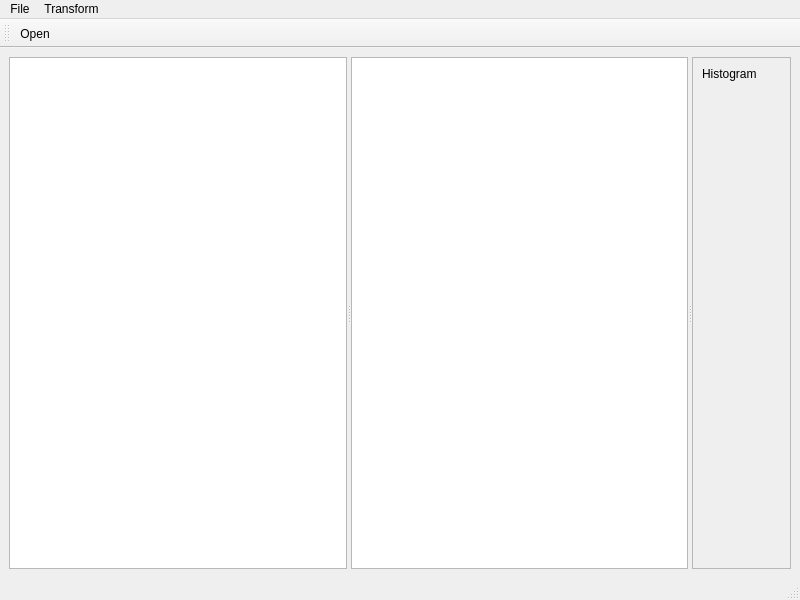
This is app/res/mainwindow.ui in Munstar/LightImage as Qt 5 draws it before an edit. The edited form follows.
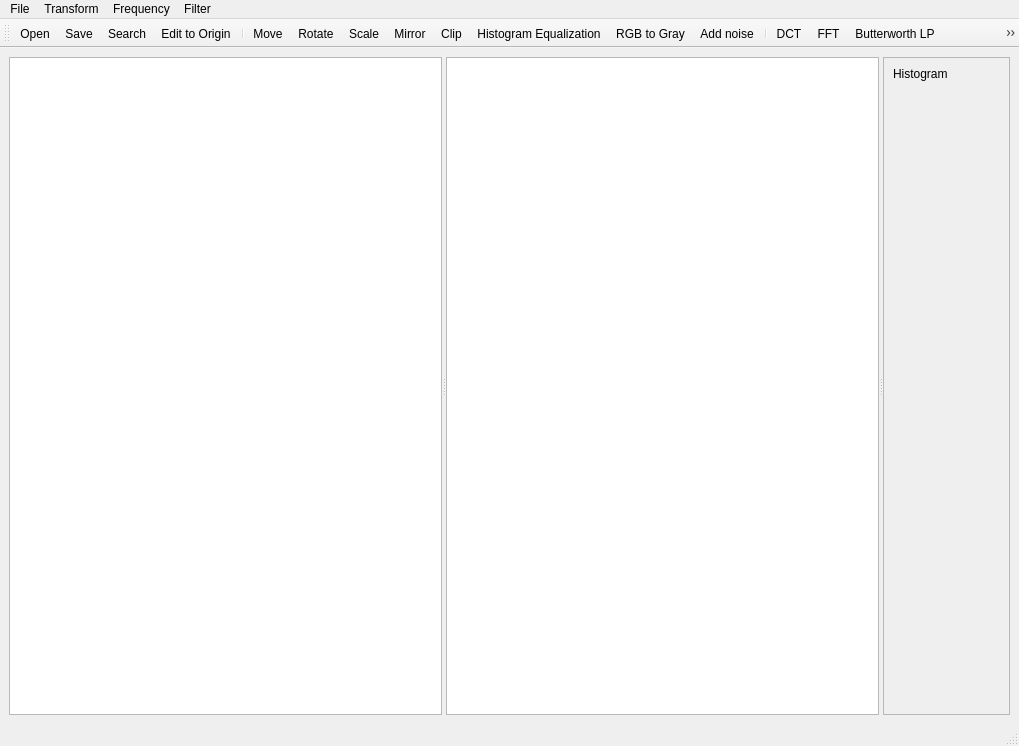
This is the edited form. Icons and pictures are not drawn.

Patch:
```diff
--- a/app/res/mainwindow.ui
+++ b/app/res/mainwindow.ui
@@ -6,8 +6,8 @@
    <rect>
     <x>0</x>
     <y>0</y>
-    <width>800</width>
-    <height>600</height>
+    <width>1019</width>
+    <height>746</height>
    </rect>
   </property>
   <property name="windowTitle">
@@ -37,8 +37,8 @@
          <rect>
           <x>0</x>
           <y>0</y>
-          <width>102</width>
-          <height>491</height>
+          <width>132</width>
+          <height>637</height>
          </rect>
         </property>
         <layout class="QVBoxLayout" name="verticalLayout_2">
@@ -100,7 +100,7 @@
     <rect>
      <x>0</x>
      <y>0</y>
-     <width>800</width>
+     <width>1019</width>
      <height>27</height>
     </rect>
    </property>
@@ -119,9 +119,35 @@
     <addaction name="actionClip"/>
     <addaction name="actionMirror"/>
     <addaction name="actionRotate"/>
+    <addaction name="separator"/>
+    <addaction name="actionAdd_noise"/>
+    <addaction name="actionRGB_to_Gray"/>
+    <addaction name="separator"/>
+    <addaction name="actionHistogram_Equ"/>
+   </widget>
+   <widget class="QMenu" name="menuFrequency">
+    <property name="title">
+     <string>Frequency</string>
+    </property>
+    <addaction name="actionDCT"/>
+    <addaction name="actionFFT"/>
+   </widget>
+   <widget class="QMenu" name="menuFilter">
+    <property name="title">
+     <string>Filter</string>
+    </property>
+    <addaction name="actionSmooth"/>
+    <addaction name="actionSharp"/>
+    <addaction name="separator"/>
+    <addaction name="actionButterworth_LP"/>
+    <addaction name="actionButterworth_HP"/>
+    <addaction name="separator"/>
+    <addaction name="actionMedian"/>
    </widget>
    <addaction name="menuFile"/>
    <addaction name="menuGeometry"/>
+   <addaction name="menuFrequency"/>
+   <addaction name="menuFilter"/>
   </widget>
   <widget class="QStatusBar" name="statusbar"/>
   <widget class="QToolBar" name="toolBar">
@@ -135,6 +161,26 @@
     <bool>false</bool>
    </attribute>
    <addaction name="actionOpen"/>
+   <addaction name="actionSave"/>
+   <addaction name="actionSearch"/>
+   <addaction name="actionEdit_to_Origin"/>
+   <addaction name="separator"/>
+   <addaction name="actionMove"/>
+   <addaction name="actionRotate"/>
+   <addaction name="actionScale"/>
+   <addaction name="actionMirror"/>
+   <addaction name="actionClip"/>
+   <addaction name="actionHistogram_Equ"/>
+   <addaction name="actionRGB_to_Gray"/>
+   <addaction name="actionAdd_noise"/>
+   <addaction name="separator"/>
+   <addaction name="actionDCT"/>
+   <addaction name="actionFFT"/>
+   <addaction name="actionButterworth_LP"/>
+   <addaction name="actionButterworth_HP"/>
+   <addaction name="actionMedian"/>
+   <addaction name="actionSmooth"/>
+   <addaction name="actionSharp"/>
   </widget>
   <action name="actionOpen">
    <property name="icon">
@@ -170,6 +216,123 @@
     <string>Rotate</string>
    </property>
   </action>
+  <action name="actionAdd_noise">
+   <property name="icon">
+    <iconset resource="lightimage.qrc">
+     <normaloff>:/icon/icon/noise.png</normaloff>:/icon/icon/noise.png</iconset>
+   </property>
+   <property name="text">
+    <string>Add noise</string>
+   </property>
+  </action>
+  <action name="actionRGB_to_Gray">
+   <property name="icon">
+    <iconset resource="lightimage.qrc">
+     <normaloff>:/icon/icon/applications-graphics.png</normaloff>:/icon/icon/applications-graphics.png</iconset>
+   </property>
+   <property name="text">
+    <string>RGB to Gray</string>
+   </property>
+  </action>
+  <action name="actionDCT">
+   <property name="icon">
+    <iconset resource="lightimage.qrc">
+     <normaloff>:/icon/icon/DCT.png</normaloff>:/icon/icon/DCT.png</iconset>
+   </property>
+   <property name="text">
+    <string>DCT</string>
+   </property>
+  </action>
+  <action name="actionFFT">
+   <property name="icon">
+    <iconset resource="lightimage.qrc">
+     <normaloff>:/icon/icon/DFT.png</normaloff>:/icon/icon/DFT.png</iconset>
+   </property>
+   <property name="text">
+    <string>FFT</string>
+   </property>
+  </action>
+  <action name="actionSave">
+   <property name="icon">
+    <iconset resource="lightimage.qrc">
+     <normaloff>:/icon/icon/document-save.png</normaloff>:/icon/icon/document-save.png</iconset>
+   </property>
+   <property name="text">
+    <string>Save</string>
+   </property>
+  </action>
+  <action name="actionSmooth">
+   <property name="icon">
+    <iconset resource="lightimage.qrc">
+     <normaloff>:/icon/icon/smooth.png</normaloff>:/icon/icon/smooth.png</iconset>
+   </property>
+   <property name="text">
+    <string>Smooth</string>
+   </property>
+  </action>
+  <action name="actionSharp">
+   <property name="icon">
+    <iconset resource="lightimage.qrc">
+     <normaloff>:/icon/icon/sharp.png</normaloff>:/icon/icon/sharp.png</iconset>
+   </property>
+   <property name="text">
+    <string>Sharp</string>
+   </property>
+  </action>
+  <action name="actionButterworth_LP">
+   <property name="icon">
+    <iconset resource="lightimage.qrc">
+     <normaloff>:/icon/icon/BL.png</normaloff>:/icon/icon/BL.png</iconset>
+   </property>
+   <property name="text">
+    <string>Butterworth LP</string>
+   </property>
+  </action>
+  <action name="actionButterworth_HP">
+   <property name="icon">
+    <iconset resource="lightimage.qrc">
+     <normaloff>:/icon/icon/BH.png</normaloff>:/icon/icon/BH.png</iconset>
+   </property>
+   <property name="text">
+    <string>Butterworth HP</string>
+   </property>
+  </action>
+  <action name="actionMedian">
+   <property name="icon">
+    <iconset resource="lightimage.qrc">
+     <normaloff>:/icon/icon/M.png</normaloff>:/icon/icon/M.png</iconset>
+   </property>
+   <property name="text">
+    <string>Median</string>
+   </property>
+  </action>
+  <action name="actionSearch">
+   <property name="icon">
+    <iconset resource="lightimage.qrc">
+     <normaloff>:/icon/icon/edit-find.png</normaloff>:/icon/icon/edit-find.png</iconset>
+   </property>
+   <property name="text">
+    <string>Search</string>
+   </property>
+  </action>
+  <action name="actionEdit_to_Origin">
+   <property name="icon">
+    <iconset resource="lightimage.qrc">
+     <normaloff>:/icon/icon/go-previous.png</normaloff>:/icon/icon/go-previous.png</iconset>
+   </property>
+   <property name="text">
+    <string>Edit to Origin</string>
+   </property>
+  </action>
+  <action name="actionHistogram_Equ">
+   <property name="icon">
+    <iconset resource="lightimage.qrc">
+     <normaloff>:/icon/icon/hist_equ.png</normaloff>:/icon/icon/hist_equ.png</iconset>
+   </property>
+   <property name="text">
+    <string>Histogram Equalization</string>
+   </property>
+  </action>
  </widget>
  <resources/>
  <connections/>
```
Left out of the diff: 35 changed lines with no effect on the pictures.
